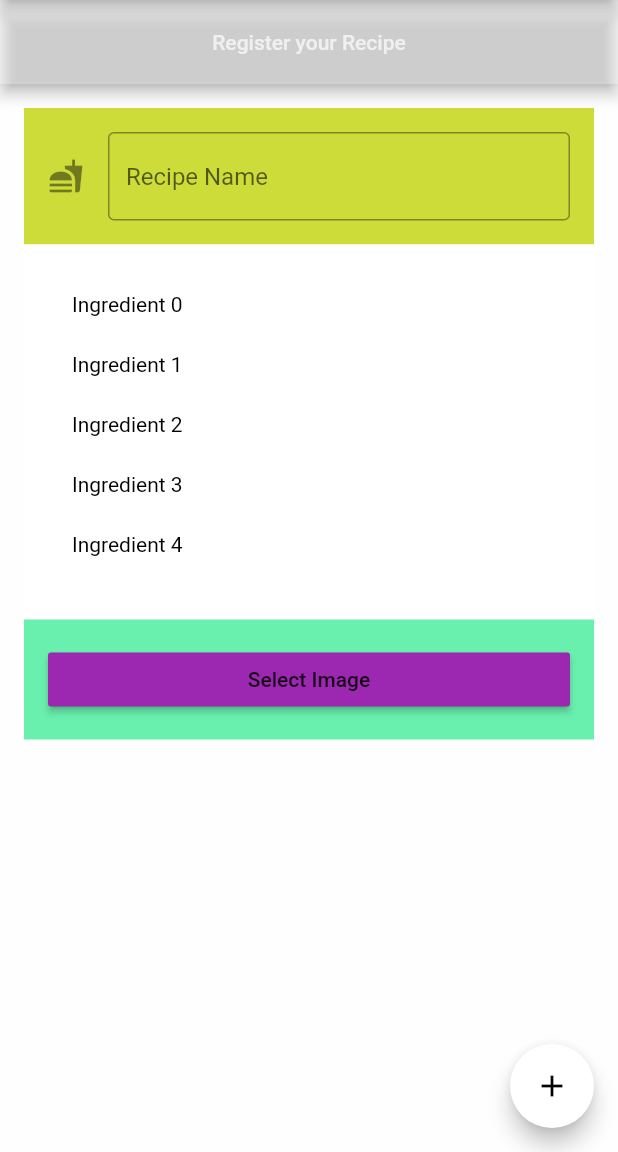
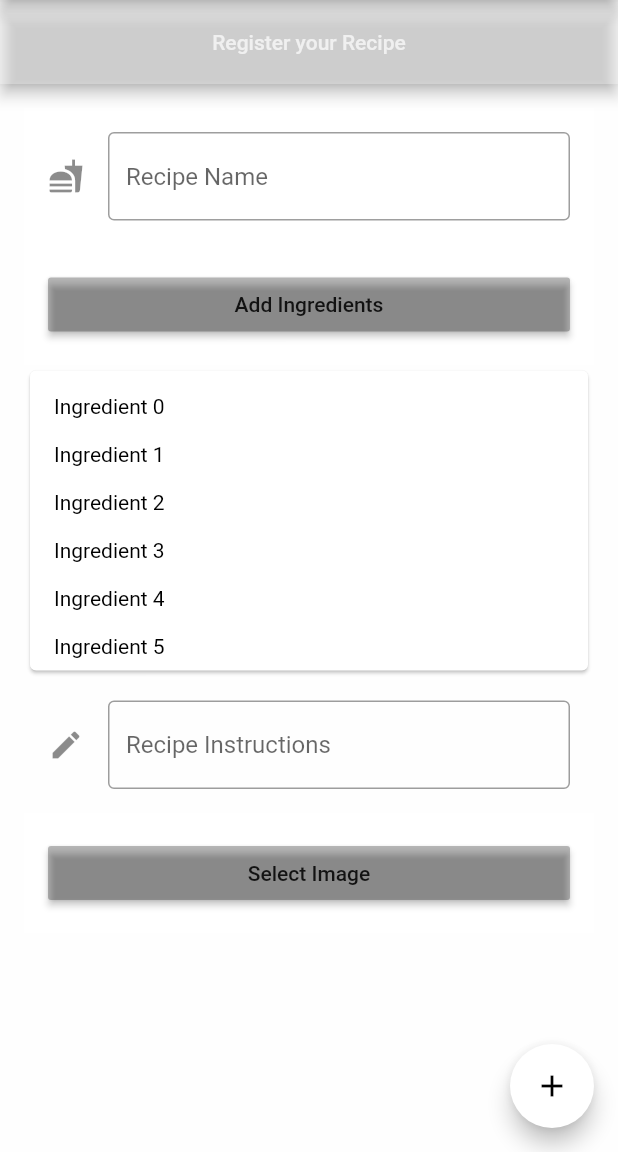
Before and after one commit to devCharles/receiper-flutter, a Flutter app: the screen it shows after launch, on a phone screen of 412 x 824 dp, the part 84-1236 px from its top. Run offline on Flutter 3.47's test engine with Material 2 defaults, Android fonts, the phone set to English and light mode, and no system bars; our stand-ins replace image_picker.

Commit message:
Layout listo, me falta un chingo :/

```diff
--- a/lib/main.dart
+++ b/lib/main.dart
@@ -66,9 +66,10 @@ class _RegisterState extends State<Register> {
         body: ListView(
           padding: EdgeInsets.all(16.0),
           children: <Widget>[
+
 //            Nombre
             Container(
-            color: Colors.lime,
+            color: Colors.white,
             padding: EdgeInsets.all(16.0),
             child: TextField(
 //            onChanged: (string) => debugPrint("Recipe Name"),
@@ -83,21 +84,32 @@ class _RegisterState extends State<Register> {
               hintText: "Recipe Name",
               icon: Icon(Icons.fastfood),
               fillColor: Colors.black26
-              )
+              ),
             )
             ),
 
-//            ingredientes
+//          ingredientes
+
                   Container(
-              height: 250.0,
                     color: Colors.white,
                     padding: EdgeInsets.all(16.0),
-//                child: ListView(
+                    child: RaisedButton(
+                      onPressed: () => debugPrint("Call modal window"),
+                      color: Colors.black26,
+                      splashColor:  Colors.blue,
+                      child: Text("Add Ingredients")
+                    )
+                ),
+Card(
+
   child:
 
-                    ListView.builder(
+Container(
+height: 200.0,
+ child:           ListView.builder(
                 padding: EdgeInsets.all(16.0),
-                      itemExtent: 40.0,
+                itemExtent: 32.0,
+                itemCount: 8,
                 itemBuilder: (BuildContext context, int index) {
 
                   return Text('Ingredient $index',
@@ -105,40 +117,48 @@ class _RegisterState extends State<Register> {
                         color: Colors.black
                     ),
                   );
-
-                        },
-                    )
+                }
+            ),
+      ),
 
 
+),
 
-//                children: TextField(
-////            onChanged: (string) => debugPrint("Ingredients list"),
-//                    autofocus: false,
-//                    controller: _userController,
-//                    decoration: InputDecoration(
-//                        border: OutlineInputBorder(
-//                            borderSide: BorderSide(
-//                                color: Colors.white70
-//                            )
-//                        ),
-//                        hintText: "Ingredients",
-//                        icon: Icon(Icons.fastfood),
-//                        fillColor: Colors.black26
-//                    )
-//                )
 
-//              )
+//instrucciones
+            Container(
+//                height: 320.0,
+                color: Colors.white30,
+                padding: EdgeInsets.all(16.0),
+                child: TextField(
+//            onChanged: (string) => debugPrint("Recipe Name"),
+                  keyboardType: TextInputType.multiline,
+//                  maxLines:,
+                  autofocus: false,
+                  controller: _userController,
+                  decoration: InputDecoration(
+                      border: OutlineInputBorder(
+                          borderSide: BorderSide(
+                              color: Colors.white70
+                          )
+                      ),
+                      hintText: "Recipe Instructions",
+                      icon: Icon(Icons.edit),
+                      fillColor: Colors.black26
+                  ),
+                )
             ),
 
 //            boton imagen
             Container(
-                color: Colors.greenAccent,
+                color: Colors.white,
                 padding: EdgeInsets.all(16.0),
                 child: RaisedButton(
-                  onPressed: () => debugPrint("Image selection"),
-                  color: Colors.purple,
-                  splashColor:  Colors.lightGreenAccent,
+                  onPressed: () => debugPrint("Select Recipe Image"),
+                  color: Colors.black26,
+                  splashColor:  Colors.blue,
                   child: Text("Select Image"),
+
                 )
             ),
 
@@ -148,91 +168,3 @@ class _RegisterState extends State<Register> {
 
   }
 }
-
-
-
-//class _RegisterState extends State<Register> {
-//
-//  final TextEditingController _userController = TextEditingController();
-//
-//  @override
-//  Widget build(BuildContext context) {
-//    return Scaffold(
-//
-//      appBar: AppBar(
-//        centerTitle: true,
-//        title: Text("Register your Recipe",
-//          style: TextStyle(
-//              color: Colors.white70,
-//              fontSize: 14.0
-//          ),
-//        ),
-//        backgroundColor: Colors.white30,
-//      ),
-//
-//      backgroundColor: Colors.white70,
-//      body: Container(
-//          alignment: Alignment.topCenter,
-//          child: Column(
-//              children: <Widget>[
-////              Form
-//                Container(
-//                    height: 220.0,
-//                    width: 320.0,
-//                    padding: EdgeInsets.only(top:32.0),
-//                    color: Colors.black26,
-//                    child: Column(
-//                      mainAxisAlignment: MainAxisAlignment.,
-//                        children: <Widget>[
-//                          TextField(
-//                            autofocus: true,
-//                            controller: _userController,
-//                            decoration: InputDecoration(
-//                                hintText: "Recipe Name",
-//                                icon: Icon(Icons.fastfood),
-//                                fillColor: Colors.black26
-//                                )
-//                              ),
-//
-//                          TextField(
-//                              autofocus: false,
-//                              controller: _userController,
-//                              decoration: InputDecoration(
-//                                  hintText: "Recipe Ingredients",
-//                                  icon: Icon(Icons.fastfood),
-//                                  fillColor: Colors.black26
-//                              )
-//                          ),
-//
-//                          TextField(
-//                              autofocus: false,
-//                              controller: _userController,
-//                              decoration: InputDecoration(
-//                                  hintText: "Recipe Instructions",
-//                                  icon: Icon(Icons.fastfood),
-//                                  fillColor: Colors.black26
-//                              )
-//                          ),
-//
-////
-////                          new Center(
-////                            child:
-//                            Container(
-//                              margin: const EdgeInsets.all(10.0),
-//                              color: const Color(0xFF00FF00),
-//                              width: 88.0,
-//                              height: 48.0,
-//                            ),
-////                          )
-////
-//
-//                            ],
-//                          ),
-//                        )
-//                      ]
-//                    )
-//                  )
-//                );
-//
-//  }
-//}
```
Lines whose indentation alone changed are shown as unchanged.
